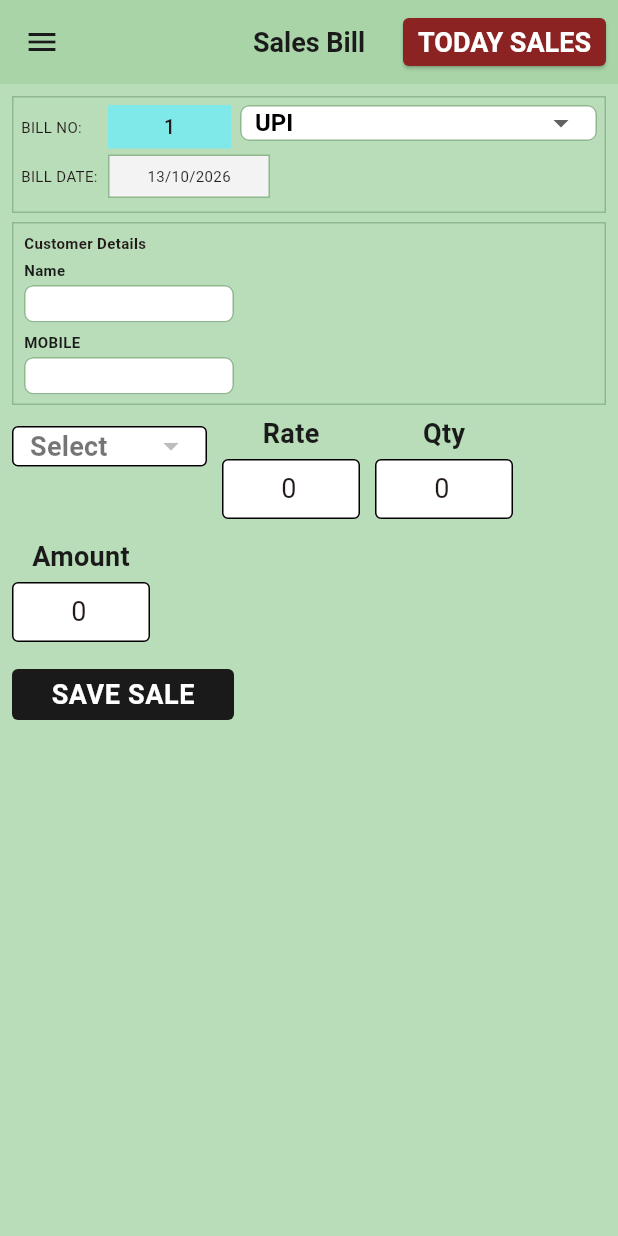
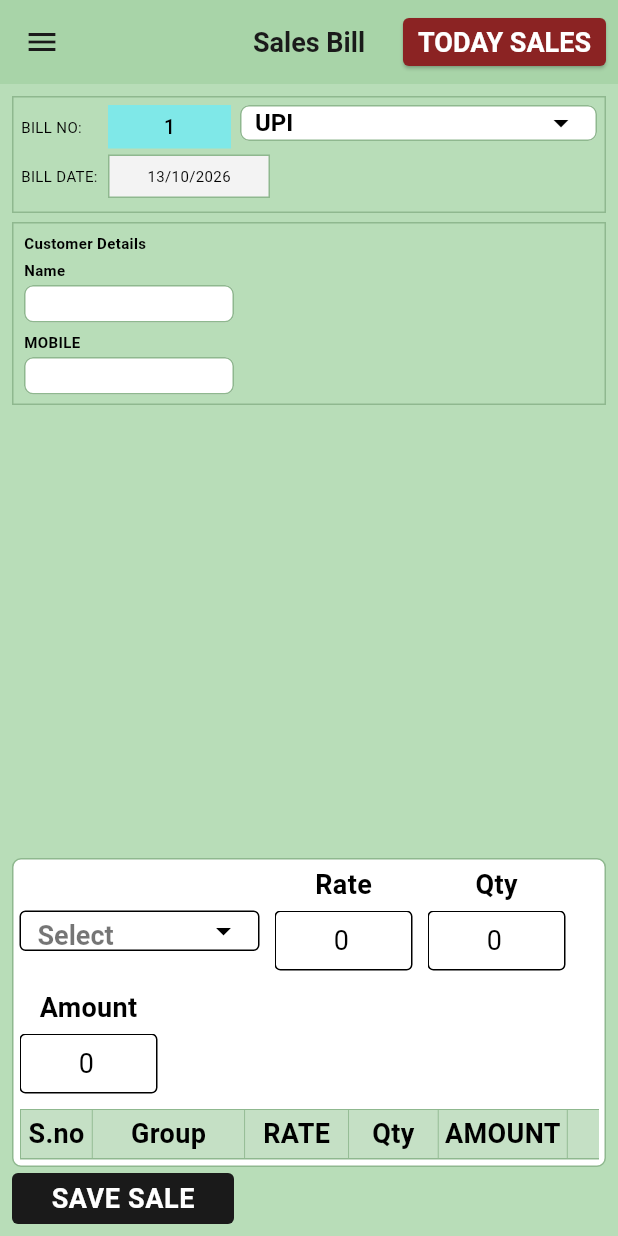
Before and after one commit to Vigneshwari116/surabhi, a Flutter app: the SalesBillScreen screen opened directly, on a phone screen of 412 x 824 dp. Run offline on Flutter 3.47's test engine with Material 3 defaults, Android fonts, the phone set to English and light mode, and no system bars; our stand-ins replace connectivity_plus, pdf, printing, share_plus, shared_preferences, sqflite and 1 more; missing offline and left inert: excel, windows_printer; accounts and stored records are empty; statements that could not run were skipped.

Commit message:
Fix bill UI: black text, payment menu, aligned group dropdown
- Default labels and field text black; payment mode colors only on closed selection
- White dropdown menus with black options; anchor menus below fields
- Group/rate/qty/amount row aligned to table columns; table always visible
- Item entry block outside scroll view so payment/group menus position correctly

```diff
--- a/lib/screen/sales_bill_screen.dart
+++ b/lib/screen/sales_bill_screen.dart
@@ -66,6 +66,12 @@ class _SalesBillScreenState extends State<SalesBillScreen> {
   static const double _entryBoxWidth = 92;
   static const double _entryBoxHeight = 44;
   static const double _entryLabelSize = 18.0;
+  static const int _flexSno = 40;
+  static const int _flexGroup = 85;
+  static const int _flexRate = 58;
+  static const int _flexQty = 50;
+  static const int _flexAmount = 72;
+  static const double _deleteColWidth = 34;
   static const double _desktopBreakpoint = 900;
   static const double _sidebarBreakpoint = 700;
   static const double _sidebarWidth = 200;
@@ -1214,21 +1220,29 @@ class _SalesBillScreenState extends State<SalesBillScreen> {
               mainAxisSize: MainAxisSize.min,
               children: [
                 _buildTopArea(),
-                const SizedBox(height: 6),
-                _buildRateQtyAmount(),
-                const SizedBox(height: 6),
-                Align(
+              ],
+            ),
+          ),
+        ),
+        Padding(
+          padding: const EdgeInsets.fromLTRB(12, 0, 12, 4),
+          child: Align(
             alignment: Alignment.topLeft,
             child: _buildItemTableSection(),
           ),
-                const SizedBox(height: 8),
+        ),
+        Padding(
+          padding: const EdgeInsets.fromLTRB(12, 0, 12, 8),
+          child: Column(
+            crossAxisAlignment: CrossAxisAlignment.stretch,
+            mainAxisSize: MainAxisSize.min,
+            children: [
               _buildSaveSaleBar(),
               if (_todaySalesPanelVisible) ...[
                 const SizedBox(height: 10),
                 _buildTodaySalesSummary(),
               ],
             ],
-            ),
           ),
         ),
       ],
@@ -1348,18 +1362,26 @@ class _SalesBillScreenState extends State<SalesBillScreen> {
                 _buildBillDetails(mobile: true),
                 const SizedBox(height: 6),
                 _buildCustomerDetails(),
-                const SizedBox(height: 6),
-                _buildRateQtyAmount(mobile: true),
-                const SizedBox(height: 6),
-                _buildItemTableSection(mobile: true),
-                const SizedBox(height: 8),
+              ],
+            ),
+          ),
+        ),
+        Padding(
+          padding: const EdgeInsets.fromLTRB(8, 0, 8, 4),
+          child: _buildItemTableSection(mobile: true),
+        ),
+        Padding(
+          padding: const EdgeInsets.fromLTRB(8, 0, 8, 8),
+          child: Column(
+            crossAxisAlignment: CrossAxisAlignment.stretch,
+            mainAxisSize: MainAxisSize.min,
+            children: [
               _buildSaveSaleBar(),
               if (_todaySalesPanelVisible) ...[
                 const SizedBox(height: 10),
                 _buildTodaySalesSummary(),
               ],
             ],
-            ),
           ),
         ),
       ],
@@ -1485,6 +1507,7 @@ class _SalesBillScreenState extends State<SalesBillScreen> {
                   'BILL NO:',
                   style: TextStyle(
                     fontSize: 10,
+                    color: Colors.black,
                   ),
                 ),
               ),
@@ -1513,8 +1536,8 @@ class _SalesBillScreenState extends State<SalesBillScreen> {
                     style:
                     const TextStyle(
                       fontSize: 13,
-                      fontWeight:
-                      FontWeight.w500,
+                      fontWeight: FontWeight.w500,
+                      color: Colors.black,
                     ),
                   ),
                 ),
@@ -1530,50 +1553,58 @@ class _SalesBillScreenState extends State<SalesBillScreen> {
                   DropdownButtonFormField<
                       String>(
                     value: _paymentMode,
-
                     isDense: true,
-
-                    decoration:
-                    InputDecoration(
+                    isExpanded: true,
+                    alignment: AlignmentDirectional.centerStart,
+                    decoration: InputDecoration(
                       filled: true,
                       fillColor: _paymentFillColor(_paymentMode),
-                      border:
-                      const OutlineInputBorder(),
-                      contentPadding:
-                      const EdgeInsets
-                          .symmetric(
+                      border: const OutlineInputBorder(),
+                      contentPadding: const EdgeInsets.symmetric(
                         horizontal: 6,
                         vertical: 0,
                       ),
                     ),
-
-                    style:
-                    TextStyle(
+                    icon: Icon(
+                      Icons.arrow_drop_down,
+                      color: _paymentTextColor(_paymentMode),
+                    ),
+                    style: TextStyle(
                       fontSize: AppTextSizes.listSubtitle,
                       color: _paymentTextColor(_paymentMode),
                       fontWeight: FontWeight.w600,
                     ),
-
-                    dropdownColor: _paymentFillColor(_paymentMode),
-
-                    items:
-                    _paymentModes.map(
-                          (item) {
+                    dropdownColor: Colors.white,
+                    selectedItemBuilder: (context) {
+                      return _paymentModes
+                          .map(
+                            (mode) => Align(
+                              alignment: Alignment.centerLeft,
+                              child: Text(
+                                mode,
+                                style: TextStyle(
+                                  fontSize: AppTextSizes.listSubtitle,
+                                  color: _paymentTextColor(_paymentMode),
+                                  fontWeight: FontWeight.w600,
+                                ),
+                              ),
+                            ),
+                          )
+                          .toList(growable: false);
+                    },
+                    items: _paymentModes.map((item) {
                       return DropdownMenuItem(
                         value: item,
                         child: Text(
                           item,
-                            style:
-                            TextStyle(
+                          style: const TextStyle(
                             fontSize: AppTextSizes.listSubtitle,
-                              color: _paymentTextColor(item),
+                            color: Colors.black,
                             fontWeight: FontWeight.w600,
                           ),
                         ),
                       );
-                      },
-                    ).toList(),
-
+                    }).toList(),
                     onChanged: (value) {
                       if (value == null) {
                         return;
@@ -1601,6 +1632,7 @@ class _SalesBillScreenState extends State<SalesBillScreen> {
                   'BILL DATE:',
                   style: TextStyle(
                     fontSize: 10,
+                    color: Colors.black,
                   ),
                 ),
               ),
@@ -1623,7 +1655,7 @@ class _SalesBillScreenState extends State<SalesBillScreen> {
                         '${_billDate.year}',
                     style: const TextStyle(
                       fontSize: 10,
-                      color: Colors.black87,
+                      color: Colors.black,
                     ),
                   ),
                 ),
@@ -1653,7 +1685,11 @@ class _SalesBillScreenState extends State<SalesBillScreen> {
         children: [
           const Text(
             'Customer Details',
-            style: TextStyle(fontSize: 10, fontWeight: FontWeight.bold),
+            style: TextStyle(
+              fontSize: 10,
+              fontWeight: FontWeight.bold,
+              color: Colors.black,
+            ),
           ),
           const SizedBox(height: 4),
           _buildLabeledCustomerField(
@@ -1769,7 +1805,7 @@ class _SalesBillScreenState extends State<SalesBillScreen> {
           style: const TextStyle(
             fontSize: 10,
             fontWeight: FontWeight.w600,
-            color: AppColors.navy,
+            color: Colors.black,
           ),
         ),
         const SizedBox(height: 3),
@@ -1813,6 +1849,7 @@ class _SalesBillScreenState extends State<SalesBillScreen> {
 
         style: const TextStyle(
           fontSize: 10,
+          color: Colors.black,
         ),
 
         decoration: const InputDecoration(
@@ -1882,7 +1919,11 @@ class _SalesBillScreenState extends State<SalesBillScreen> {
       onChanged: onChanged,
       onSubmitted: onSubmitted == null ? null : (_) => onSubmitted(),
       decoration: _entryDecoration(),
-      style: const TextStyle(fontSize: AppTextSizes.fieldText, height: 1),
+      style: const TextStyle(
+        fontSize: AppTextSizes.fieldText,
+        height: 1,
+        color: Colors.black,
+      ),
     );
 
     if (blockTabTraversal) {
@@ -1907,7 +1948,7 @@ class _SalesBillScreenState extends State<SalesBillScreen> {
           style: const TextStyle(
             fontSize: _entryLabelSize,
             fontWeight: FontWeight.w700,
-            color: AppColors.navy,
+            color: Colors.black,
           ),
         ),
         const SizedBox(height: 4),
@@ -1921,18 +1962,23 @@ class _SalesBillScreenState extends State<SalesBillScreen> {
   }
 
   Widget _buildItemMasterDropdown() {
-    return SizedBox(
-      width: 130,
-      height: _entryBoxHeight + _entryLabelSize + 4,
-      child: DropdownButtonFormField<String>(
+    return DropdownButtonFormField<String>(
       key: const Key('bill_group_dropdown'),
       focusNode: _groupFocus,
       value: _selectedParticular,
       isExpanded: true,
+      alignment: AlignmentDirectional.bottomStart,
       decoration: _entryDecoration().copyWith(
         contentPadding: const EdgeInsets.symmetric(horizontal: 8),
       ),
-        hint: Text(
+      dropdownColor: Colors.white,
+      style: const TextStyle(
+        fontSize: _entryLabelSize,
+        color: Colors.black,
+        fontWeight: FontWeight.w600,
+      ),
+      icon: const Icon(Icons.arrow_drop_down, color: Colors.black),
+      hint: const Text(
         'Select',
         style: TextStyle(
           fontSize: _entryLabelSize,
@@ -1946,7 +1992,10 @@ class _SalesBillScreenState extends State<SalesBillScreen> {
               child: Text(
                 name,
                 overflow: TextOverflow.ellipsis,
-                  style: TextStyle(fontSize: _entryLabelSize),
+                style: const TextStyle(
+                  fontSize: _entryLabelSize,
+                  color: Colors.black,
+                ),
               ),
             ),
           )
@@ -1958,18 +2007,95 @@ class _SalesBillScreenState extends State<SalesBillScreen> {
         });
         _focusRate();
       },
-      ),
-    );
-  }
-
-  Widget _buildRateQtyAmount({bool mobile = false}) {
-    final fields = mobile
-        ? Wrap(
+    );
+  }
+
+  Widget _buildAlignedEntryRow({required bool showTax, bool mobile = false}) {
+    if (mobile) {
+      return _buildEntryRowFallbackMobile();
+    }
+
+    return Column(
+      crossAxisAlignment: CrossAxisAlignment.start,
+      mainAxisSize: MainAxisSize.min,
+      children: [
+        Row(
+          crossAxisAlignment: CrossAxisAlignment.end,
+          children: [
+            Expanded(flex: _flexSno, child: const SizedBox.shrink()),
+            Expanded(
+              flex: _flexGroup,
+              child: SizedBox(
+                height: _entryBoxHeight,
+                child: _buildItemMasterDropdown(),
+              ),
+            ),
+            Expanded(
+              flex: _flexRate,
+              child: _buildStackedEntryField(
+                label: 'Rate',
+                controller: _rateController,
+                focusNode: _rateFocus,
+                onChanged: _rateChanged,
+                onSubmitted: _rateSubmitted,
+                blockTabTraversal: true,
+                textInputAction: TextInputAction.next,
+                fieldKey: const Key('bill_rate_field'),
+                width: double.infinity,
+              ),
+            ),
+            Expanded(
+              flex: _flexQty,
+              child: _buildStackedEntryField(
+                label: 'Qty',
+                controller: _qtyController,
+                focusNode: _qtyFocus,
+                onChanged: _qtyChanged,
+                onSubmitted: _qtySubmitted,
+                blockTabTraversal: true,
+                textInputAction: TextInputAction.done,
+                fieldKey: const Key('bill_qty_field'),
+                width: double.infinity,
+              ),
+            ),
+            Expanded(
+              flex: _flexAmount,
+              child: _buildStackedEntryField(
+                label: 'Amount',
+                controller: _amountController,
+                readOnly: true,
+                width: double.infinity,
+              ),
+            ),
+            if (showTax) ...[
+              const Expanded(flex: 95, child: SizedBox.shrink()),
+              const Expanded(flex: 70, child: SizedBox.shrink()),
+              const Expanded(flex: 70, child: SizedBox.shrink()),
+              const Expanded(flex: 65, child: SizedBox.shrink()),
+            ],
+            const SizedBox(width: _deleteColWidth),
+          ],
+        ),
+        ..._entryRowErrors(),
+      ],
+    );
+  }
+
+  Widget _buildEntryRowFallbackMobile() {
+    return Column(
+      crossAxisAlignment: CrossAxisAlignment.start,
+      mainAxisSize: MainAxisSize.min,
+      children: [
+        Wrap(
           spacing: 10,
           runSpacing: 8,
           crossAxisAlignment: WrapCrossAlignment.end,
           children: [
-              _buildItemMasterDropdown(),
+            SizedBox(
+              width: 160,
+              height: _entryBoxHeight,
+              child: _buildItemMasterDropdown(),
+            ),
             _buildStackedEntryField(
               label: 'Rate',
               controller: _rateController,
@@ -1996,71 +2122,29 @@ class _SalesBillScreenState extends State<SalesBillScreen> {
               readOnly: true,
             ),
           ],
-          )
-        : Row(
-            mainAxisSize: MainAxisSize.min,
-            crossAxisAlignment: CrossAxisAlignment.end,
-            children: [
-              _buildItemMasterDropdown(),
-              const SizedBox(width: 14),
-              _buildStackedEntryField(
-                label: 'Rate',
-                controller: _rateController,
-                focusNode: _rateFocus,
-                onChanged: _rateChanged,
-                onSubmitted: _rateSubmitted,
-                blockTabTraversal: true,
-                textInputAction: TextInputAction.next,
-                fieldKey: const Key('bill_rate_field'),
-              ),
-              const SizedBox(width: 14),
-              _buildStackedEntryField(
-                label: 'Qty',
-                controller: _qtyController,
-                focusNode: _qtyFocus,
-                onChanged: _qtyChanged,
-                onSubmitted: _qtySubmitted,
-                blockTabTraversal: true,
-                textInputAction: TextInputAction.done,
-                fieldKey: const Key('bill_qty_field'),
-              ),
-              const SizedBox(width: 14),
-              _buildStackedEntryField(
-                label: 'Amount',
-                controller: _amountController,
-                readOnly: true,
-              ),
-            ],
-          );
-
-    return Column(
-      mainAxisSize: MainAxisSize.min,
-      crossAxisAlignment:
-          mobile ? CrossAxisAlignment.start : CrossAxisAlignment.start,
-      children: [
-        fields,
+        ),
+        ..._entryRowErrors(),
+      ],
+    );
+  }
+
+  List<Widget> _entryRowErrors() {
+    return [
       if (_rateError != null) ...[
         const SizedBox(height: 4),
-          Align(
-            alignment: Alignment.centerLeft,
-            child: Text(
+        Text(
           _rateError!,
           style: const TextStyle(color: AppColors.danger, fontSize: 10),
         ),
-          ),
       ],
       if (_qtyError != null) ...[
         const SizedBox(height: 4),
-          Align(
-            alignment: Alignment.centerLeft,
-            child: Text(
+        Text(
           _qtyError!,
           style: const TextStyle(color: AppColors.danger, fontSize: 10),
         ),
-          ),
-        ],
-      ],
-    );
+      ],
+    ];
   }
 
   // ============================================================
@@ -2074,10 +2158,6 @@ class _SalesBillScreenState extends State<SalesBillScreen> {
   double _tableWidth(bool showTax) => (showTax ? 624 : 480) + 34;
 
   Widget _buildItemTableSection({bool mobile = false}) {
-    if (_items.isEmpty) {
-      return const SizedBox.shrink();
-    }
-
     final showTax = _items.isNotEmpty;
     final width = _tableWidth(showTax);
 
@@ -2092,6 +2172,11 @@ class _SalesBillScreenState extends State<SalesBillScreen> {
         crossAxisAlignment: CrossAxisAlignment.start,
         mainAxisSize: MainAxisSize.min,
         children: [
+          SizedBox(
+            width: width,
+            child: _buildAlignedEntryRow(showTax: showTax, mobile: mobile),
+          ),
+          const SizedBox(height: 6),
           _buildItemTable(mobile: mobile),
           if (_items.isNotEmpty) ...[
             SizedBox(
@@ -2187,6 +2272,7 @@ class _SalesBillScreenState extends State<SalesBillScreen> {
             fontSize: AppTextSizes.tableHeaderText,
             fontWeight: FontWeight.bold,
             height: 1,
+            color: Colors.black,
           ),
         ),
       ),
--- a/lib/widgets/compact_layout.dart
+++ b/lib/widgets/compact_layout.dart
@@ -218,7 +218,7 @@ class CompactAbstractSummary extends StatelessWidget {
             style: const TextStyle(
               fontSize: AppTextSizes.listSubtitle,
               fontWeight: FontWeight.w600,
-              color: AppColors.mutedBlue,
+              color: Colors.black,
               letterSpacing: 0.3,
             ),
           ),
@@ -228,7 +228,7 @@ class CompactAbstractSummary extends StatelessWidget {
             style: const TextStyle(
               fontSize: AppTextSizes.fieldText,
               fontWeight: FontWeight.w700,
-              color: AppColors.navy,
+              color: Colors.black,
               height: 1.1,
             ),
           ),
```
Lines whose indentation alone changed are shown as unchanged.
